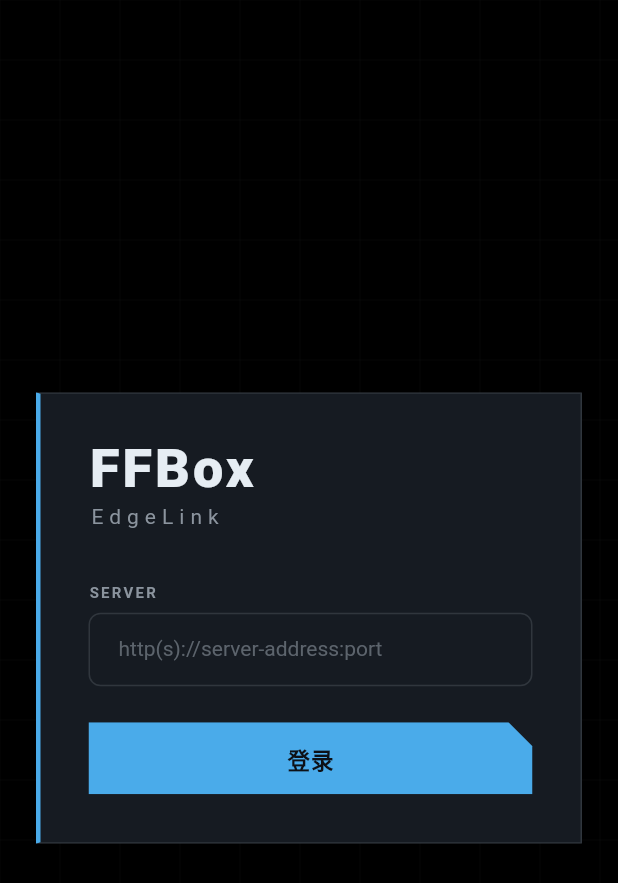
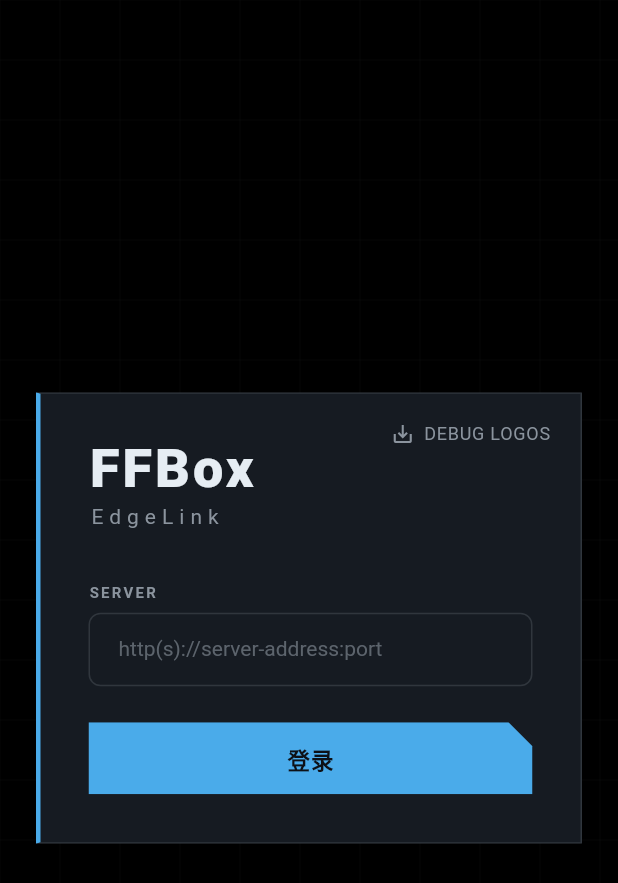
Before and after one commit to Aibeto/ffbox_edgelink, a Flutter app: the screen it shows after launch, on a phone screen of 412 x 824 dp. Shown: the top 883 px of the screen. Run offline on Flutter 3.47's test engine with Material 3 defaults, Android fonts, the phone set to English and light mode, and no system bars; our stand-ins replace dio, flutter_riverpod, shared_preferences; missing offline and left inert: file_saver; statements that could not run were skipped.

Commit message:
feat(presentation): 新增日志导出功能，优化登出逻辑
- 新增日志导出服务，支持扫描、压缩并打包导出所有日志文件
- 在登录页新增导出日志入口按钮
- 优化登出逻辑，改为依赖根路由自动跳转登录页
- 添加 archive、file_saver 依赖并配置Windows插件注册
- 新增VSCode调试配置文件

```diff
--- a/lib/core/utils/file_logger.dart
+++ b/lib/core/utils/file_logger.dart
@@ -26,6 +26,9 @@ class FileLogger {
     _instance ??= FileLogger._();
     return _instance!;
   }
+
+  /// 实际使用的日志目录（初始化后可用，未初始化时为 null）。
+  Directory? get logDir => _logDir;
 
   FileLogger._();
 
--- a/lib/presentation/screens/login_screen.dart
+++ b/lib/presentation/screens/login_screen.dart
@@ -8,6 +8,7 @@ import 'package:ffbox_edgelink/presentation/providers/app_providers.dart';
 import 'package:ffbox_edgelink/presentation/theme/ak_theme.dart';
 import 'package:ffbox_edgelink/core/network/api_exception.dart';
 import 'package:ffbox_edgelink/core/utils/log.dart';
+import 'package:ffbox_edgelink/presentation/screens/export_logs_screen.dart';
 
 class LoginScreen extends ConsumerStatefulWidget {
   const LoginScreen({super.key});
@@ -78,10 +79,10 @@ class _LoginScreenState extends ConsumerState<LoginScreen> {
       return;
     }
 
-    if (_needsPassword && (username.isEmpty || password.isEmpty)) {
-      setState(() => _error = '请输入用户名和密码');
-      return;
-    }
+    // if (_needsPassword && (username.isEmpty || password.isEmpty)) {
+    //   setState(() => _error = '请输入用户名和密码');
+    //   return;
+    // }
 
     logDebug('loginUI: 提交登录 baseUrl=$baseUrl username=$username');
     setState(() {
@@ -154,7 +155,9 @@ class _LoginScreenState extends ConsumerState<LoginScreen> {
                 constraints: const BoxConstraints(maxWidth: 420),
                 child: _AkCard(
                   signalColor: AkColors.info,
-                  child: Padding(
+                  child: Stack(
+                    children: [
+                      Padding(
                         padding: const EdgeInsets.all(32),
                         child: Column(
                           mainAxisSize: MainAxisSize.min,
@@ -233,16 +236,24 @@ class _LoginScreenState extends ConsumerState<LoginScreen> {
                               const SizedBox(height: 6),
                               TextField(
                                 controller: _usernameController,
-                            style: AkTheme.sans(color: AkColors.textPrimary),
-                            decoration: const InputDecoration(hintText: '用户名'),
+                                style: AkTheme.sans(
+                                  color: AkColors.textPrimary,
+                                ),
+                                decoration: const InputDecoration(
+                                  hintText: '用户名（选填）',
+                                ),
                                 textInputAction: TextInputAction.next,
                               ),
                               const SizedBox(height: 12),
                               TextField(
                                 controller: _passwordController,
                                 obscureText: true,
-                            style: AkTheme.sans(color: AkColors.textPrimary),
-                            decoration: const InputDecoration(hintText: '密码'),
+                                style: AkTheme.sans(
+                                  color: AkColors.textPrimary,
+                                ),
+                                decoration: const InputDecoration(
+                                  hintText: '密码（选填）',
+                                ),
                                 textInputAction: TextInputAction.done,
                                 onSubmitted: (_) => _submit(),
                               ),
@@ -257,7 +268,9 @@ class _LoginScreenState extends ConsumerState<LoginScreen> {
                                   vertical: 10,
                                 ),
                                 decoration: BoxDecoration(
-                              color: AkColors.danger.withValues(alpha: 0.12),
+                                  color: AkColors.danger.withValues(
+                                    alpha: 0.12,
+                                  ),
                                   borderRadius: BorderRadius.circular(
                                     AkTheme.cutSm,
                                   ),
@@ -289,6 +302,48 @@ class _LoginScreenState extends ConsumerState<LoginScreen> {
                             ),
                           ],
                         ),
+                      ),
+                      // --- 导出日志按钮（右上角） ---
+                      Positioned(
+                        top: 12,
+                        right: 12,
+                        child: Tooltip(
+                          message: '导出日志',
+                          child: InkWell(
+                            onTap: () {
+                              Navigator.of(context).push(
+                                MaterialPageRoute(
+                                  builder: (_) => const ExportLogsScreen(),
+                                ),
+                              );
+                            },
+                            borderRadius: BorderRadius.circular(AkTheme.cutSm),
+                            child: Padding(
+                              padding: const EdgeInsets.symmetric(horizontal: 8, vertical: 6),
+                              child: Row(
+                                mainAxisSize: MainAxisSize.min,
+                                children: [
+                                  Icon(
+                                    Icons.save_alt,
+                                    size: 16,
+                                    color: AkColors.textSecondary,
+                                  ),
+                                  const SizedBox(width: 6),
+                                  Text(
+                                    'DEBUG LOGOS',
+                                    style: AkTheme.sans(
+                                      fontSize: 12,
+                                      color: AkColors.textSecondary,
+                                      letterSpacing: 0.5,
+                                    ),
+                                  ),
+                                ],
+                              ),
+                            ),
+                          ),
+                        ),
+                      ),
+                    ],
                   ),
                 ),
               ),
--- a/pubspec.yaml
+++ b/pubspec.yaml
@@ -39,6 +39,8 @@ dependencies:
   crypto: ^3.0.7
   shared_preferences: ^2.5.5
   path_provider: ^2.1.0
+  archive: ^4.0.9
+  file_saver: ^0.4.0
 
 dev_dependencies:
   flutter_test:
```
Also changed, not shown: lib/application/log_export/log_export_service.dart (added, +96 -0 lines), lib/presentation/screens/export_logs_screen.dart (added, +258 -0 lines), lib/presentation/screens/task_detail_screen.dart (+3 -5 lines), lib/presentation/screens/task_list_screen.dart (+2 -5 lines), pubspec.lock, 2 other files. Lines whose indentation alone changed are shown as unchanged.
